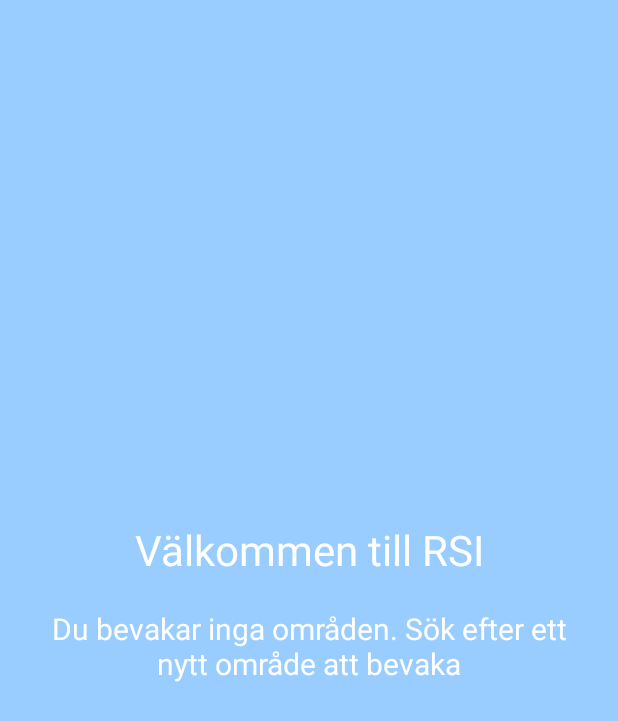
After one commit to Digitalis-web/RSIAPP, an Android app: the layout fragment_start.xml on its own in the app's theme, with its tools: preview values and no code run, on a phone screen of 412 x 824 dp. The commit adds this screen. Shown: the top 721 px of the screen. Run offline under Robolectric (Android 15) with nearby library versions, the phone set to English and light mode, and no system bars.

Commit message:
start screen fragment(shows if no area is observed)

```diff
--- a/app/src/main/res/layout/fragment_forecast.xml
+++ b/app/src/main/res/layout/fragment_forecast.xml
@@ -55,6 +55,7 @@
                 android:id="@+id/piChartOne"
                 android:layout_width="wrap_content"
                 android:layout_height="match_parent"
+                android:layout_margin="@dimen/piChart_spacing"
                 android:layout_weight="3" />
         </LinearLayout>
 
@@ -86,6 +87,7 @@
                 android:id="@+id/piChartTwo"
                 android:layout_width="wrap_content"
                 android:layout_height="match_parent"
+                android:layout_margin="@dimen/piChart_spacing"
                 android:layout_weight="3" />
         </LinearLayout>
 
@@ -117,6 +119,7 @@
                 android:id="@+id/piChartThree"
                 android:layout_width="wrap_content"
                 android:layout_height="match_parent"
+                android:layout_margin="@dimen/piChart_spacing"
                 android:layout_weight="3" />
         </LinearLayout>
 
--- /dev/null
+++ b/app/src/main/res/layout/fragment_start.xml
@@ -0,0 +1,25 @@
+<LinearLayout xmlns:android="http://schemas.android.com/apk/res/android"
+    xmlns:tools="http://schemas.android.com/tools"
+    android:layout_width="match_parent"
+    android:layout_height="match_parent"
+    android:background="@color/colorLightBlue"
+    android:gravity="center"
+    android:orientation="vertical"
+    tools:context="com.example.mo.rsiapp.start">
+
+    <TextView
+        style="@style/start_Fragment"
+        android:layout_width="match_parent"
+        android:layout_height="wrap_content"
+        android:layout_marginTop="-20dp"
+        android:text="@string/welcome"
+        android:textSize="28sp" />
+
+    <TextView
+        style="@style/start_Fragment"
+        android:layout_width="match_parent"
+        android:layout_height="wrap_content"
+        android:layout_marginTop="20dp"
+        android:text="@string/NoArea" />
+
+</LinearLayout>
--- a/app/src/main/res/values/dimens.xml
+++ b/app/src/main/res/values/dimens.xml
@@ -11,4 +11,5 @@
     <dimen name="chart_list_item_spacing">50dp</dimen>
     <dimen name="nav_item_spacing">20dp</dimen>
     <dimen name="category_button_spacing">2dp</dimen>
+    <dimen name="piChart_spacing">10dp</dimen>
 </resources>
--- a/app/src/main/res/values/strings.xml
+++ b/app/src/main/res/values/strings.xml
@@ -21,13 +21,15 @@
     <string name="settings">Inställningar</string>
     <string name="search">Sök efter område</string>
 
+    <string name="welcome">Välkommen till RSI</string>
+    <string name="NoArea">Du bevakar inga områden. Sök efter ett nytt område att bevaka</string>
+
 
     <string name="now">om 0h</string>
     <string name="fore">om 4h</string>
     <string name="eight">om 8h</string>
     <string name="more">Mer</string>
     <string name="web">Mer detailjerad data</string>
-
 
     <string name="loading">Laddar data...</string>
 
--- a/app/src/main/res/values/styles.xml
+++ b/app/src/main/res/values/styles.xml
@@ -10,6 +10,14 @@
         <item name="android:textColorSecondary">@color/colorBlack</item>
         <item name="android:textColor">@color/colorGrey</item>
         <item name="actionBarSize">75dp</item>
+    </style>
+
+    <style name="start_Fragment">
+        <item name="android:textColor">@color/colorWhite</item>
+        <item name="android:gravity">center</item>
+        <item name="android:textSize">20sp</item>
+        <item name="android:layout_marginLeft">20dp</item>
+        <item name="android:layout_marginRight">20dp</item>
     </style>
 
     <style name="Switch">
```
Also changed, not shown: app/src/main/java/com/example/mo/rsiapp/start.java (added, +108 -0 lines).
